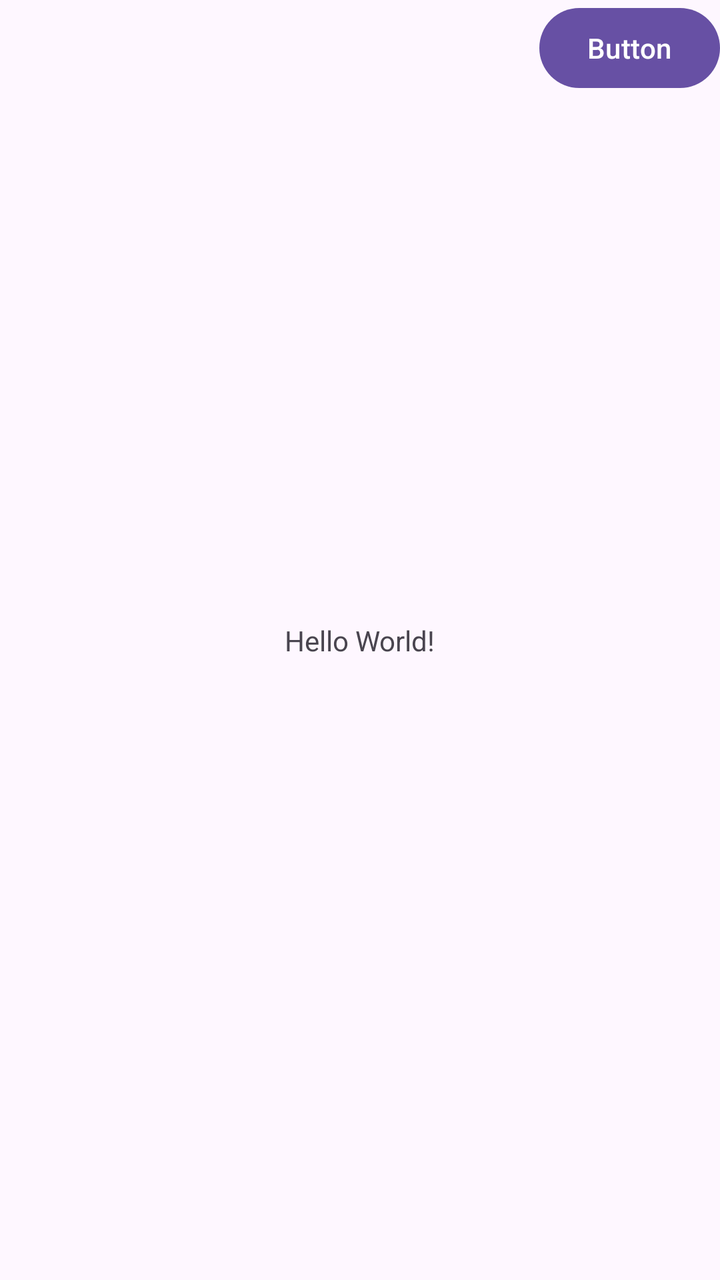
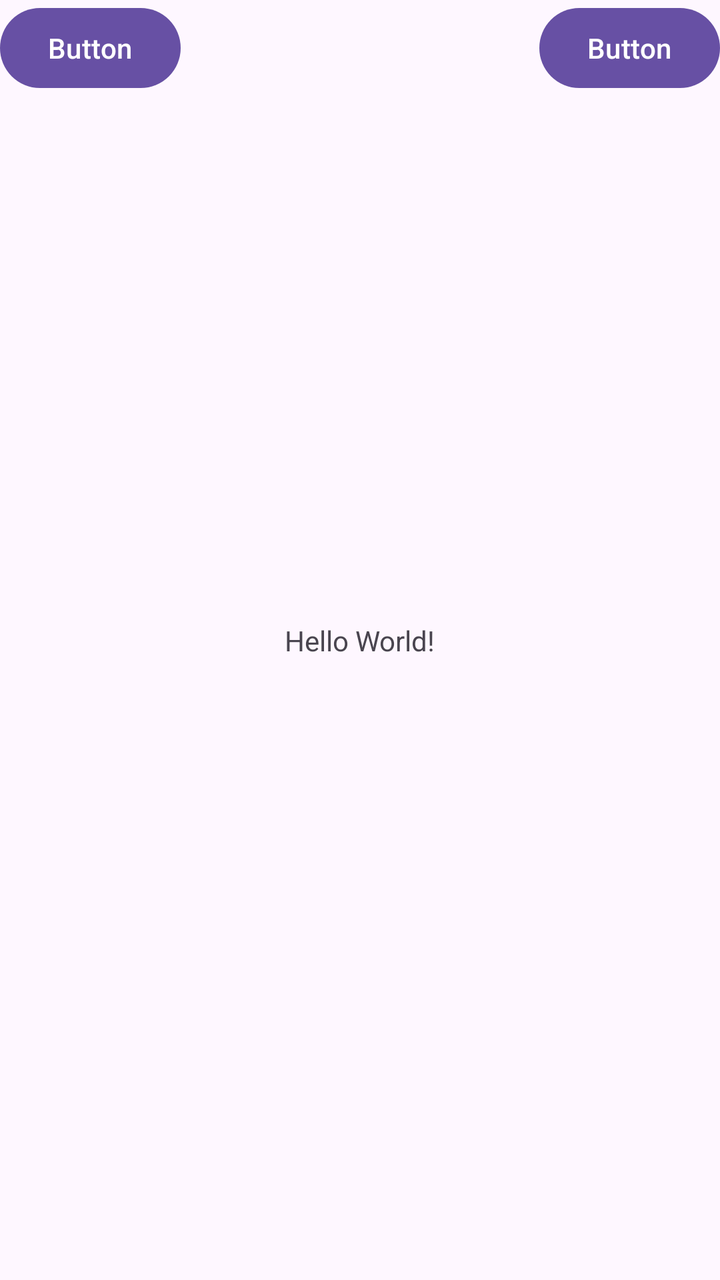

The first picture is an Android layout as it rendered before a commit; the second is the same layout after the commit. The layout source and the unified diff follow.
<!-- AndroidManifest.xml: application theme Theme.ConstraintLayout -->
<!-- res/layout/activity_main.xml -->
<?xml version="1.0" encoding="utf-8"?>
<androidx.constraintlayout.widget.ConstraintLayout xmlns:android="http://schemas.android.com/apk/res/android"
    xmlns:app="http://schemas.android.com/apk/res-auto"
    xmlns:tools="http://schemas.android.com/tools"
    android:id="@+id/main"
    android:layout_width="match_parent"
    android:layout_height="match_parent"
    tools:context=".MainActivity">

    <TextView
        android:layout_width="wrap_content"
        android:layout_height="wrap_content"
        android:text="Hello World!"
        app:layout_constraintBottom_toBottomOf="parent"
        app:layout_constraintEnd_toEndOf="parent"
        app:layout_constraintStart_toStartOf="parent"
        app:layout_constraintTop_toTopOf="parent" />

    <Button
        android:id="@+id/button"
        android:layout_width="wrap_content"
        android:layout_height="wrap_content"
        android:text="Button"
        app:layout_constraintEnd_toEndOf="parent"
        app:layout_constraintTop_toTopOf="parent" />

</androidx.constraintlayout.widget.ConstraintLayout>
<!-- resources referenced by this layout -->
<resources>
  <style name="Theme.ConstraintLayout" parent="Base.Theme.ConstraintLayout" />
  <style name="Base.Theme.ConstraintLayout" parent="Theme.Material3.DayNight.NoActionBar">
          
          
      </style>
</resources>

<!-- the commit's change to res/layout/activity_main.xml (unified diff, before → after) -->
@@ -24,4 +24,12 @@
         app:layout_constraintEnd_toEndOf="parent"
         app:layout_constraintTop_toTopOf="parent" />
 
+    <Button
+        android:id="@+id/button2"
+        android:layout_width="wrap_content"
+        android:layout_height="wrap_content"
+        android:text="Button"
+        app:layout_constraintStart_toStartOf="parent"
+        app:layout_constraintTop_toTopOf="parent" />
+
 </androidx.constraintlayout.widget.ConstraintLayout>
